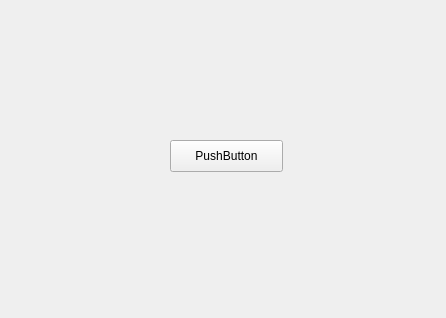
Qt form Gui/widget.ui (xtuer/Qt) before a commit.
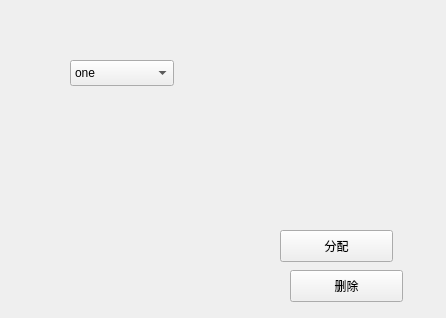
The same form after that commit. Icons and pictures are not drawn.

Diff of the .ui file:
```diff
--- a/Gui/widget.ui
+++ b/Gui/widget.ui
@@ -14,29 +14,62 @@
    <string>Widget</string>
   </property>
   <property name="styleSheet">
-   <string notr="true">#titleButton {
-	border: none;
-	background: rgb(126,186,246);
-	qproperty-icon: url(/Users/Biao/Downloads/icon/icons01.png);
-	text-align: left;
-	padding-left: 10px;
-	icon-size: 27px 20px;
-	spacing: 120px;
+   <string notr="true">.QLabel {
+	border: 1px solid blue;
+	min-width: 50px;
+	max-width: 50px;
+	min-height: 50px;
+	max-height: 50px;
+	padding: 50px;
+	margin: 50px;
 }</string>
   </property>
   <widget class="QPushButton" name="pushButton">
    <property name="geometry">
     <rect>
-     <x>170</x>
-     <y>140</y>
+     <x>280</x>
+     <y>230</y>
      <width>113</width>
      <height>32</height>
     </rect>
    </property>
    <property name="text">
-    <string>PushButton</string>
+    <string>分配</string>
    </property>
   </widget>
+  <widget class="QPushButton" name="releaseButton">
+   <property name="geometry">
+    <rect>
+     <x>290</x>
+     <y>270</y>
+     <width>113</width>
+     <height>32</height>
+    </rect>
+   </property>
+   <property name="text">
+    <string>删除</string>
+   </property>
+  </widget>
+  <widget class="QComboBox" name="comboBox">
+   <property name="geometry">
+    <rect>
+     <x>70</x>
+     <y>60</y>
+     <width>104</width>
+     <height>26</height>
+    </rect>
+   </property>
+   <item>
+    <property name="text">
+     <string>one</string>
+    </property>
+   </item>
+   <item>
+    <property name="text">
+     <string>two</string>
+    </property>
+   </item>
+  </widget>
  </widget>
  <layoutdefault spacing="6" margin="11"/>
  <resources/>
```
Left out of the diff: 2 changed lines with no effect on the pictures.
